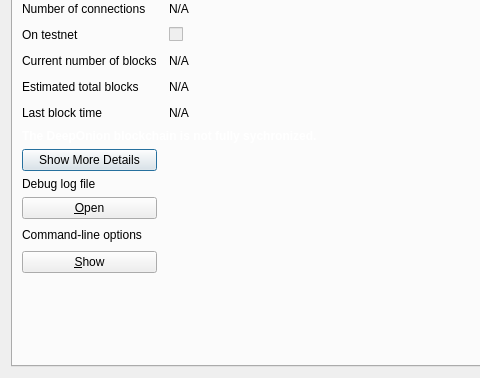
Qt form src/qt/forms/rpcconsole.ui (deeponion/deeponion-legacy) before a commit; both pictures show x 0 to 480 and y 197 to 575 of the 708 by 575 pixel window.
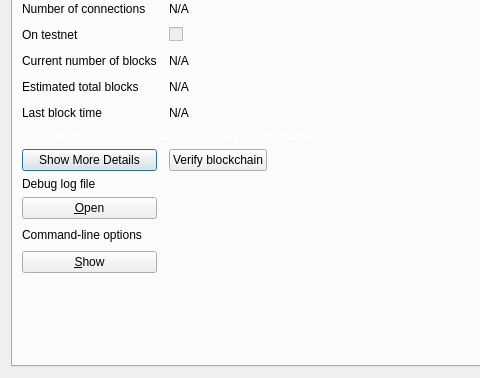
The same form after that commit. The open tabs and pages were chosen to show the change. Icons and pictures are not drawn. Custom widgets are drawn as their Qt base class.

Commit message: Added button to verify blockchain authenticity

What changed in the file:
```diff
--- a/src/qt/forms/rpcconsole.ui
+++ b/src/qt/forms/rpcconsole.ui
@@ -456,6 +456,16 @@
          </property>
         </widget>
        </item>
+       <item row="15" column="1">
+        <widget class="QPushButton" name="verifyBlockchainButton">
+         <property name="toolTip">
+          <string>Verify DeepOnion blockchain authenticity. This acction can take some time (minutes).</string>
+         </property>
+         <property name="text">
+          <string>Verify blockchain</string>
+         </property>
+        </widget>
+       </item>
        <item row="12" column="1">
         <widget class="QLabel" name="lastBlockTime">
          <property name="cursor">
```
The commit also changes 4 other files.
